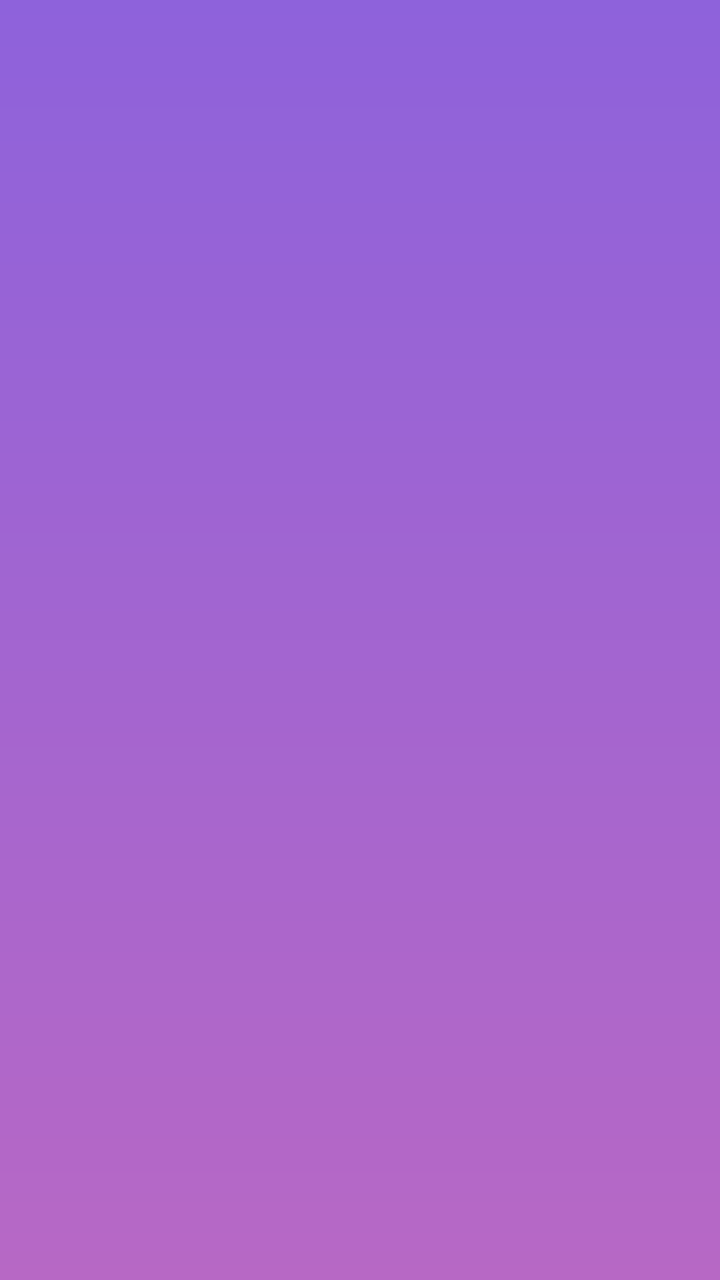
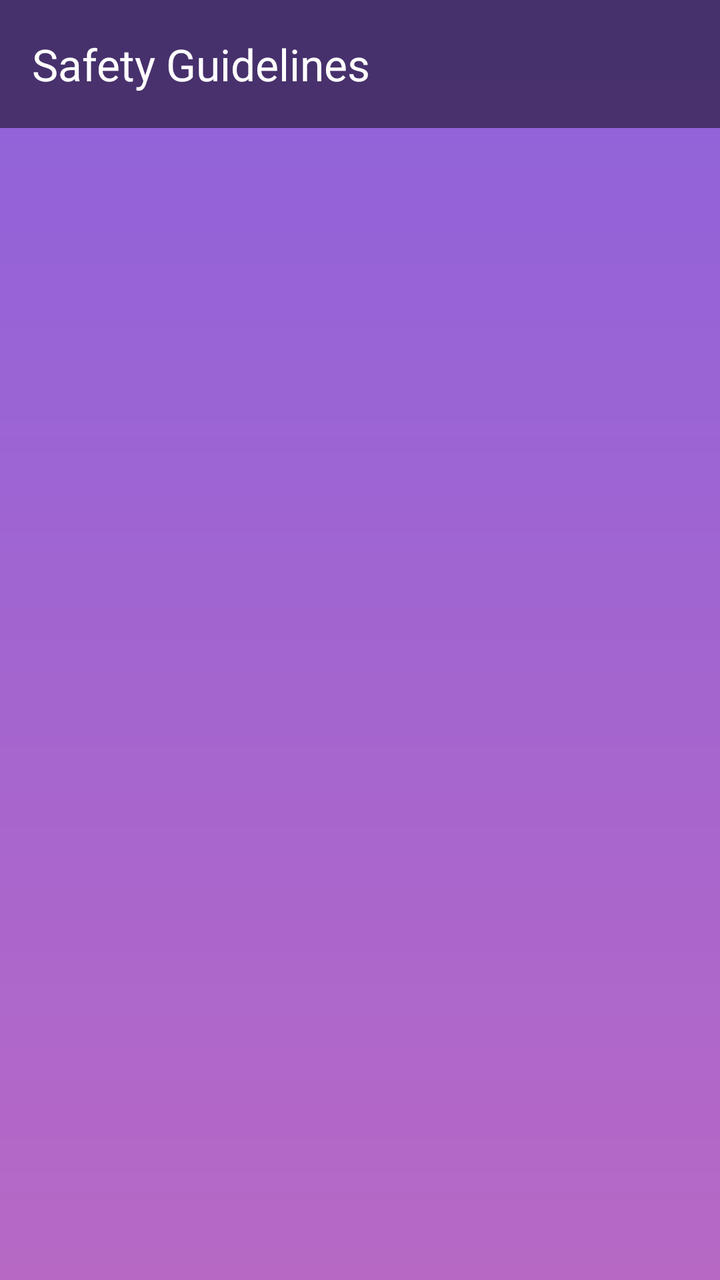

Two renders of the same Android screen: before a commit and after it. Below are the layout's source before the change and the commit's diff.
<!-- AndroidManifest.xml: application theme Theme.EmpowHer -->
<!-- res/layout/activity_security_suggestions.xml -->
<?xml version="1.0" encoding="utf-8"?>
<LinearLayout
    xmlns:android="http://schemas.android.com/apk/res/android"
    android:layout_width="match_parent"
    android:layout_height="match_parent"
    android:orientation="vertical"
    android:background="@drawable/bg"
    android:padding="16dp">

    <ListView
        android:id="@+id/list_security_suggestions"
        android:layout_width="match_parent"
        android:layout_height="match_parent"
        />
</LinearLayout>
<!-- resources referenced by this layout -->
<resources>
  <!-- drawable bg (drawable) -->
  <?xml version="1.0" encoding="utf-8"?>
  <shape xmlns:android="http://schemas.android.com/apk/res/android">
      <gradient android:type="linear" android:angle="100"
          android:startColor="#8E62DB" android:endColor="#B768C5" />
  
  </shape>
  <style name="Theme.EmpowHer" parent="Base.Theme.EmpowHer" />
  <style name="Base.Theme.EmpowHer" parent="Theme.Material3.DayNight.NoActionBar">
          
          
      </style>
</resources>

<!-- the commit's change to res/layout/activity_security_suggestions.xml (unified diff, before → after) -->
@@ -1,15 +1,24 @@
 <?xml version="1.0" encoding="utf-8"?>
-<LinearLayout
-    xmlns:android="http://schemas.android.com/apk/res/android"
+<LinearLayout xmlns:android="http://schemas.android.com/apk/res/android"
+    xmlns:app="http://schemas.android.com/apk/res-auto"
     android:layout_width="match_parent"
     android:layout_height="match_parent"
-    android:orientation="vertical"
     android:background="@drawable/bg"
-    android:padding="16dp">
+    android:orientation="vertical">
 
-    <ListView
-        android:id="@+id/list_security_suggestions"
+    <androidx.appcompat.widget.Toolbar
+        android:id="@+id/toolbar"
+        android:layout_width="match_parent"
+        android:layout_height="?attr/actionBarSize"
+        android:background="#80000000"
+        app:title="Safety Guidelines"
+        app:titleTextColor="@color/white" />
+
+    <androidx.recyclerview.widget.RecyclerView
+        android:id="@+id/rvGuidelines"
         android:layout_width="match_parent"
         android:layout_height="match_parent"
-        />
+        android:clipToPadding="false"
+        android:padding="8dp" />
+
 </LinearLayout>
<!-- resource entries referenced after the edit -->
@@ -1,5 +1,6 @@
 <!-- resources referenced by this layout -->
 <resources>
+  <color name="white">#FFFFFF</color>
   <!-- drawable bg (drawable) -->
   <?xml version="1.0" encoding="utf-8"?>
   <shape xmlns:android="http://schemas.android.com/apk/res/android">
